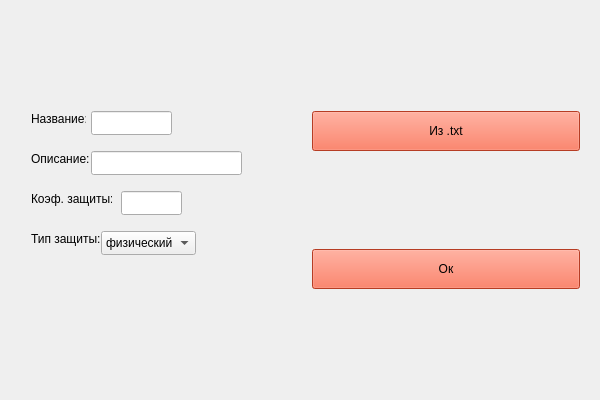
Before: the Qt Designer form 2 семестр (лабы)/lab6/program1/shield_creator.ui in Zorter-dev/programming_2025, drawn with Qt 5.
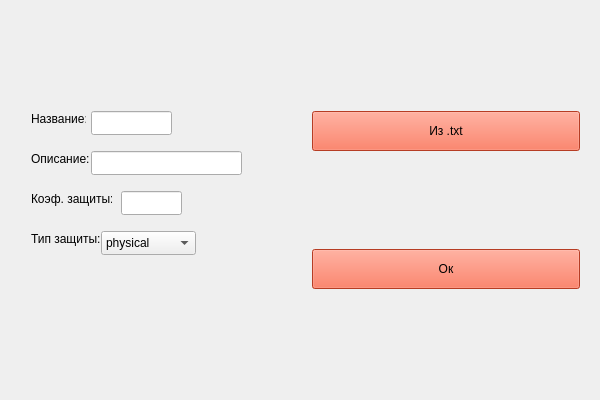
After: the same form once the commit is applied.

Diff of the .ui file:
```diff
--- a/2 семестр (лабы)/lab6/program1/shield_creator.ui
+++ b/2 семестр (лабы)/lab6/program1/shield_creator.ui
@@ -108,7 +108,7 @@
        </property>
        <item>
         <property name="text">
-         <string>физический</string>
+         <string>physical</string>
         </property>
        </item>
        <item>
```
Left out of the diff: 4 changed lines with no effect on the pictures.
